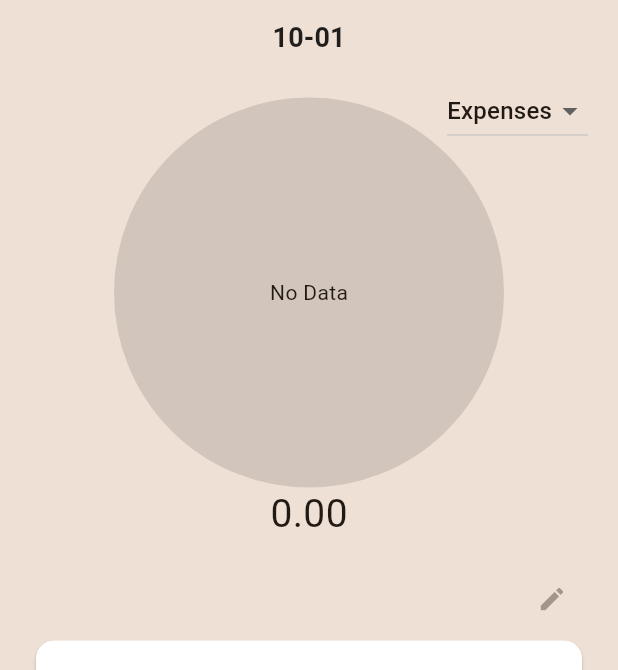
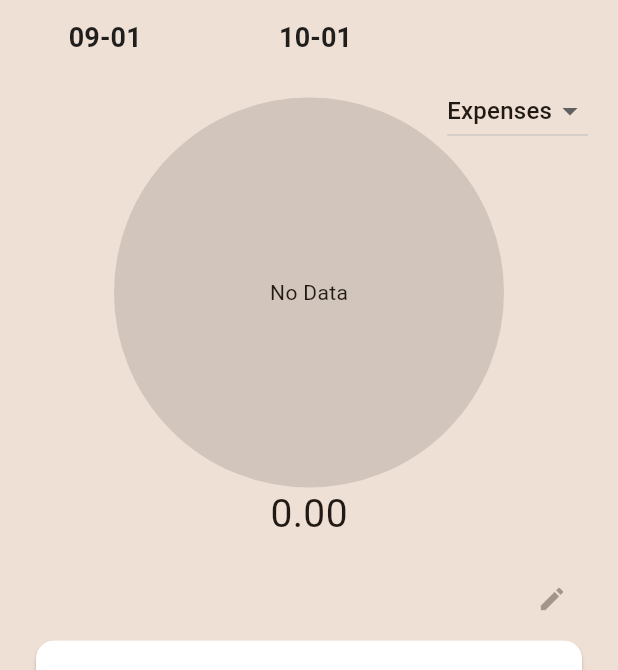
Before and after one commit to aidilrx04/duitgone2, a Flutter app: the screen it shows after launch, on a phone screen of 412 x 824 dp, the part 84-754 px from its top. Run offline on Flutter 3.47's test engine with Material 3 defaults, Android fonts, the phone set to English and light mode, and no system bars; drawn by our look-alikes of fl_chart; our stand-ins replace permission_handler, shared_preferences; missing offline and left inert: dart:html.

Commit message:
feat(app): make date selector select previous date unlimitedly

```diff
--- a/lib/screens/home/date_select_bar.dart
+++ b/lib/screens/home/date_select_bar.dart
@@ -5,47 +5,28 @@ class DateSelectBar extends StatelessWidget {
   const DateSelectBar({
     super.key,
     required this.currentDate,
-    required this.availables,
     required this.onDateSelected,
   });
 
   final DateTime currentDate;
-  final List<String> availables;
-  final void Function(String selectedDate) onDateSelected;
+  final void Function(DateTime selectedDate) onDateSelected;
 
   @override
   Widget build(BuildContext context) {
-    // print(DateTime.now());
-    String? prev;
-    String? next;
-    prev = _getPrev();
-    next = _getNext();
+    // range to display at top bar, always have currentDate - 1 day
+    final range = [
+      currentDate.subtract(Duration(days: 1)),
+      currentDate,
+    ];
 
-    final prevBtn = prev != null
-        ? TextButton(
-            onPressed: () {
-              onDateSelected(prev!);
-            },
-            child: Text(
-              DateFormat("dd-MM").format(
-                DateTime.parse(prev),
-              ),
-            ),
-          )
-        : _createEmptyDate();
+    final isCurrentToday = _isToday(currentDate);
 
-    final nextBtn = next != null
-        ? TextButton(
-            onPressed: () {
-              onDateSelected(next!);
-            },
-            child: Text(
-              DateFormat("dd-MM").format(
-                DateTime.parse(next),
-              ),
-            ),
-          )
-        : _createEmptyDate();
+    // check if current selected date is today,
+    // if not, add selected date + 1 day
+    // means that selected date is in the past
+    if (!isCurrentToday) {
+      range.add(currentDate.add(Duration(days: 1)));
+    }
 
     return SizedBox(
       height: 50,
@@ -53,11 +34,13 @@ class DateSelectBar extends StatelessWidget {
       child: Row(
         mainAxisAlignment: MainAxisAlignment.spaceAround,
         children: [
-          prevBtn,
+          for (final date in range)
             TextButton(
-            onPressed: () {},
+              onPressed: () {
+                onDateSelected(date);
+              },
               child: Text(
-              DateFormat("dd-MM").format(currentDate),
+                _formatDate(date),
                 style: TextStyle(
                   color: Colors.black87,
                   fontWeight: FontWeight.bold,
@@ -65,28 +48,10 @@ class DateSelectBar extends StatelessWidget {
                 ),
               ),
             ),
-          nextBtn
+          if (isCurrentToday) _createEmptyDate(),
         ],
       ),
     );
-  }
-
-  String? _getPrev() {
-    var prevDate = currentDate.subtract(Duration(days: 1));
-    final prevDateString = DateFormat("yyyy-MM-dd").format(prevDate);
-
-    if (!availables.contains(prevDateString)) return null;
-
-    return prevDateString;
-  }
-
-  String? _getNext() {
-    var nextDate = currentDate.add(Duration(days: 1));
-    final nextDateString = DateFormat("yyyy-MM-dd").format(nextDate);
-
-    if (!availables.contains(nextDateString)) return null;
-
-    return nextDateString;
   }
 
   _createEmptyDate() {
@@ -100,4 +65,18 @@ class DateSelectBar extends StatelessWidget {
       ),
     );
   }
+
+  String _formatDate(DateTime date) {
+    final formatter = DateFormat("dd-MM");
+    return formatter.format(date);
   }
+
+  bool _isToday(DateTime date) {
+    final formatter = DateFormat("yyyy-MM-dd");
+
+    final dateInDateFormat = DateTime.parse(formatter.format(date));
+    final todayInDateFormat = DateTime.parse(formatter.format(DateTime.now()));
+
+    return dateInDateFormat.isAtSameMomentAs(todayInDateFormat);
+  }
+}
--- a/lib/screens/home/home.dart
+++ b/lib/screens/home/home.dart
@@ -22,19 +22,13 @@ class _HomeState extends State<Home> {
 
   DateTime date = DateTime.now();
 
-  List<String>? dates;
-
   @override
   void initState() {
     super.initState();
 
-    Future.wait([
-      Transaction.getTransactions(date),
-      Transaction.getAvailableTransactions()
-    ]).then((completed) {
+    Transaction.getTransactions(date).then((transactions_) {
       setState(() {
-        transactions = completed[0] as List<Transaction>;
-        dates = completed[1] as List<String>;
+        transactions = transactions_;
       });
     });
   }
@@ -69,7 +63,6 @@ class _HomeState extends State<Home> {
       children: [
         DateSelectBar(
           currentDate: date,
-          availables: dates!,
           onDateSelected: _setNewTransactions,
         ),
         TransactionChart(
@@ -104,12 +97,11 @@ class _HomeState extends State<Home> {
     );
   }
 
-  void _setNewTransactions(String selectedDate) {
-    date = DateTime.parse(selectedDate);
-    Transaction.getTransactions(date).then(
+  void _setNewTransactions(DateTime selectedDate) {
+    Transaction.getTransactions(selectedDate).then(
       (transactions_) {
         setState(() {
-          date = date;
+          date = selectedDate;
           transactions = transactions_;
         });
       },
```
Lines whose indentation alone changed are shown as unchanged.
